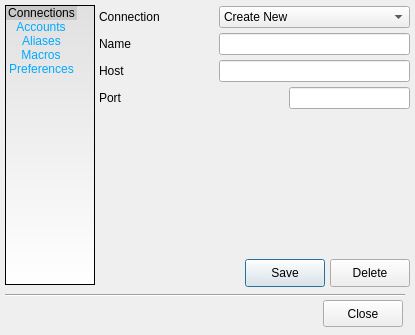
Above: src/devclient/gui_src/gui_option.ui from develer-staff/devclient before the change. Below: the same form after it.
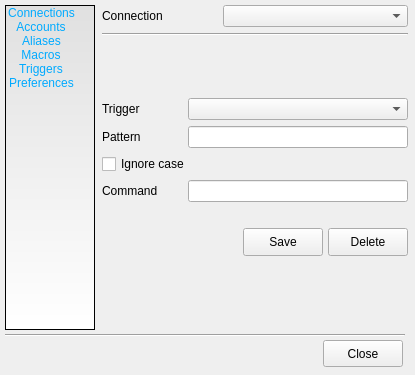
That is the form after the change. The open tabs and pages were chosen to show the change. Icons and pictures are not drawn.

Commit message: rivista gui delle opzioni per la gestione dei trigger

The edit to the form file:
```diff
--- a/src/devclient/gui_src/gui_option.ui
+++ b/src/devclient/gui_src/gui_option.ui
@@ -9,7 +9,7 @@
     <x>0</x>
     <y>0</y>
     <width>415</width>
-    <height>335</height>
+    <height>375</height>
    </rect>
   </property>
   <property name="sizePolicy" >
@@ -21,13 +21,13 @@
   <property name="minimumSize" >
    <size>
     <width>415</width>
-    <height>335</height>
+    <height>375</height>
    </size>
   </property>
   <property name="maximumSize" >
    <size>
     <width>415</width>
-    <height>335</height>
+    <height>375</height>
    </size>
   </property>
   <property name="windowTitle" >
@@ -39,7 +39,7 @@
      <x>5</x>
      <y>5</y>
      <width>90</width>
-     <height>280</height>
+     <height>325</height>
     </rect>
    </property>
    <property name="autoFillBackground" >
@@ -76,7 +76,7 @@
     <bool>true</bool>
    </property>
    <property name="currentRow" >
-    <number>0</number>
+    <number>-1</number>
    </property>
    <item>
     <property name="text" >
@@ -110,6 +110,14 @@
      <iconset resource="../../../resources/gui_option.qrc" >:/images/macros.png</iconset>
     </property>
    </item>
+   <item>
+    <property name="text" >
+     <string>Triggers</string>
+    </property>
+    <property name="icon" >
+     <iconset resource="../../../resources/gui_option.qrc" >:/images/triggers.png</iconset>
+    </property>
+   </item>
    <item>
     <property name="text" >
      <string>Preferences</string>
@@ -125,7 +133,7 @@
      <x>95</x>
      <y>0</y>
      <width>316</width>
-     <height>290</height>
+     <height>325</height>
     </rect>
    </property>
    <property name="currentIndex" >
@@ -138,7 +146,7 @@
        <x>4</x>
        <y>6</y>
        <width>311</width>
-       <height>281</height>
+       <height>191</height>
       </rect>
      </property>
      <layout class="QVBoxLayout" >
@@ -294,10 +302,13 @@
         <property name="orientation" >
          <enum>Qt::Vertical</enum>
         </property>
+        <property name="sizeType" >
+         <enum>QSizePolicy::Fixed</enum>
+        </property>
         <property name="sizeHint" >
          <size>
           <width>271</width>
-          <height>30</height>
+          <height>20</height>
          </size>
         </property>
        </spacer>
@@ -1251,6 +1262,261 @@
      </layout>
     </widget>
    </widget>
+   <widget class="QWidget" name="trigger_page" >
+    <widget class="QWidget" name="" >
+     <property name="geometry" >
+      <rect>
+       <x>7</x>
+       <y>5</y>
+       <width>306</width>
+       <height>251</height>
+      </rect>
+     </property>
+     <layout class="QVBoxLayout" >
+      <item>
+       <layout class="QGridLayout" >
+        <item row="0" column="0" >
+         <widget class="QLabel" name="label_conn_trigger" >
+          <property name="minimumSize" >
+           <size>
+            <width>115</width>
+            <height>0</height>
+           </size>
+          </property>
+          <property name="text" >
+           <string>Connection</string>
+          </property>
+         </widget>
+        </item>
+        <item row="0" column="1" >
+         <widget class="QComboBox" name="list_conn_trigger" >
+          <property name="sizePolicy" >
+           <sizepolicy vsizetype="Fixed" hsizetype="Expanding" >
+            <horstretch>0</horstretch>
+            <verstretch>0</verstretch>
+           </sizepolicy>
+          </property>
+         </widget>
+        </item>
+        <item row="1" column="0" colspan="2" >
+         <widget class="Line" name="line_4" >
+          <property name="minimumSize" >
+           <size>
+            <width>115</width>
+            <height>0</height>
+           </size>
+          </property>
+          <property name="orientation" >
+           <enum>Qt::Horizontal</enum>
+          </property>
+         </widget>
+        </item>
+       </layout>
+      </item>
+      <item>
+       <spacer>
+        <property name="orientation" >
+         <enum>Qt::Vertical</enum>
+        </property>
+        <property name="sizeHint" >
+         <size>
+          <width>301</width>
+          <height>21</height>
+         </size>
+        </property>
+       </spacer>
+      </item>
+      <item>
+       <layout class="QGridLayout" >
+        <item row="0" column="0" >
+         <widget class="QLabel" name="label_trigger" >
+          <property name="minimumSize" >
+           <size>
+            <width>80</width>
+            <height>0</height>
+           </size>
+          </property>
+          <property name="text" >
+           <string>Trigger</string>
+          </property>
+         </widget>
+        </item>
+        <item row="0" column="1" colspan="2" >
+         <widget class="QComboBox" name="list_trigger" >
+          <property name="sizePolicy" >
+           <sizepolicy vsizetype="Fixed" hsizetype="Preferred" >
+            <horstretch>0</horstretch>
+            <verstretch>0</verstretch>
+           </sizepolicy>
+          </property>
+          <property name="minimumSize" >
+           <size>
+            <width>115</width>
+            <height>0</height>
+           </size>
+          </property>
+         </widget>
+        </item>
+        <item row="1" column="0" >
+         <widget class="QLabel" name="label_pattern_trigger" >
+          <property name="minimumSize" >
+           <size>
+            <width>80</width>
+            <height>0</height>
+           </size>
+          </property>
+          <property name="text" >
+           <string>Pattern</string>
+          </property>
+         </widget>
+        </item>
+        <item row="1" column="1" colspan="2" >
+         <widget class="QLineEdit" name="pattern_trigger" >
+          <property name="minimumSize" >
+           <size>
+            <width>115</width>
+            <height>0</height>
+           </size>
+          </property>
+         </widget>
+        </item>
+        <item row="2" column="0" colspan="2" >
+         <widget class="QCheckBox" name="case_trigger" >
+          <property name="minimumSize" >
+           <size>
+            <width>115</width>
+            <height>0</height>
+           </size>
+          </property>
+          <property name="text" >
+           <string>Ignore case</string>
+          </property>
+         </widget>
+        </item>
+        <item row="2" column="2" >
+         <spacer>
+          <property name="orientation" >
+           <enum>Qt::Horizontal</enum>
+          </property>
+          <property name="sizeHint" >
+           <size>
+            <width>176</width>
+            <height>20</height>
+           </size>
+          </property>
+         </spacer>
+        </item>
+        <item row="3" column="0" >
+         <widget class="QLabel" name="label_command_trigger" >
+          <property name="minimumSize" >
+           <size>
+            <width>80</width>
+            <height>0</height>
+           </size>
+          </property>
+          <property name="text" >
+           <string>Command</string>
+          </property>
+         </widget>
+        </item>
+        <item row="3" column="1" colspan="2" >
+         <widget class="QLineEdit" name="command_trigger" >
+          <property name="minimumSize" >
+           <size>
+            <width>200</width>
+            <height>0</height>
+           </size>
+          </property>
+         </widget>
+        </item>
+       </layout>
+      </item>
+      <item>
+       <spacer>
+        <property name="orientation" >
+         <enum>Qt::Vertical</enum>
+        </property>
+        <property name="sizeType" >
+         <enum>QSizePolicy::Fixed</enum>
+        </property>
+        <property name="sizeHint" >
+         <size>
+          <width>276</width>
+          <height>20</height>
+         </size>
+        </property>
+       </spacer>
+      </item>
+      <item>
+       <layout class="QHBoxLayout" >
+        <property name="spacing" >
+         <number>5</number>
+        </property>
+        <item>
+         <spacer>
+          <property name="orientation" >
+           <enum>Qt::Horizontal</enum>
+          </property>
+          <property name="sizeHint" >
+           <size>
+            <width>20</width>
+            <height>20</height>
+           </size>
+          </property>
+         </spacer>
+        </item>
+        <item>
+         <widget class="QPushButton" name="save_trigger" >
+          <property name="minimumSize" >
+           <size>
+            <width>0</width>
+            <height>28</height>
+           </size>
+          </property>
+          <property name="maximumSize" >
+           <size>
+            <width>16777215</width>
+            <height>28</height>
+           </size>
+          </property>
+          <property name="styleSheet" >
+           <string/>
+          </property>
+          <property name="text" >
+           <string>Save</string>
+          </property>
+          <property name="icon" >
+           <iconset resource="../../../resources/gui_option.qrc" >:/images/button-save.png</iconset>
+          </property>
+         </widget>
+        </item>
+        <item>
+         <widget class="QPushButton" name="delete_trigger" >
+          <property name="minimumSize" >
+           <size>
+            <width>0</width>
+            <height>28</height>
+           </size>
+          </property>
+          <property name="maximumSize" >
+           <size>
+            <width>16777215</width>
+            <height>28</height>
+           </size>
+          </property>
+          <property name="text" >
+           <string>Delete</string>
+          </property>
+          <property name="icon" >
+           <iconset resource="../../../resources/gui_option.qrc" >:/images/button-cancel.png</iconset>
+          </property>
+         </widget>
+        </item>
+       </layout>
+      </item>
+     </layout>
+    </widget>
+   </widget>
    <widget class="QWidget" name="pref_page" >
     <widget class="QGroupBox" name="groupBox" >
      <property name="geometry" >
@@ -1484,7 +1750,7 @@
    <property name="geometry" >
     <rect>
      <x>5</x>
-     <y>290</y>
+     <y>330</y>
      <width>400</width>
      <height>10</height>
     </rect>
@@ -1497,7 +1763,7 @@
    <property name="geometry" >
     <rect>
      <x>323</x>
-     <y>300</y>
+     <y>340</y>
      <width>80</width>
      <height>27</height>
     </rect>
```
Left out of the diff: 40 changed lines with no effect on the pictures. The commit also changes 6 other files.
